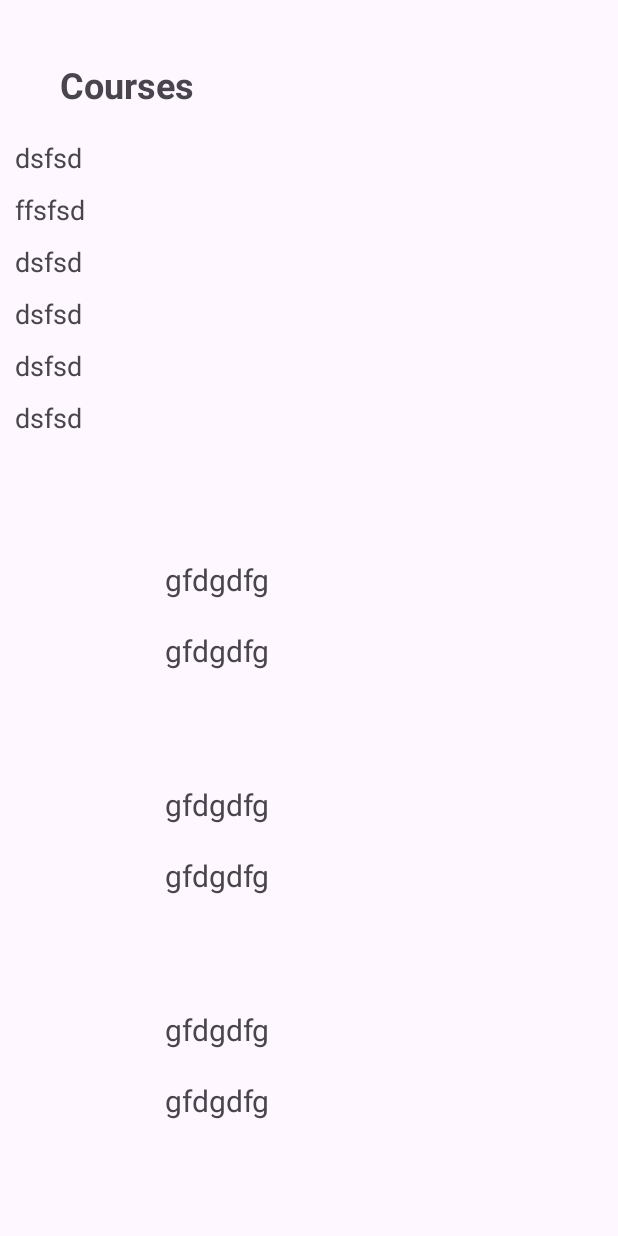
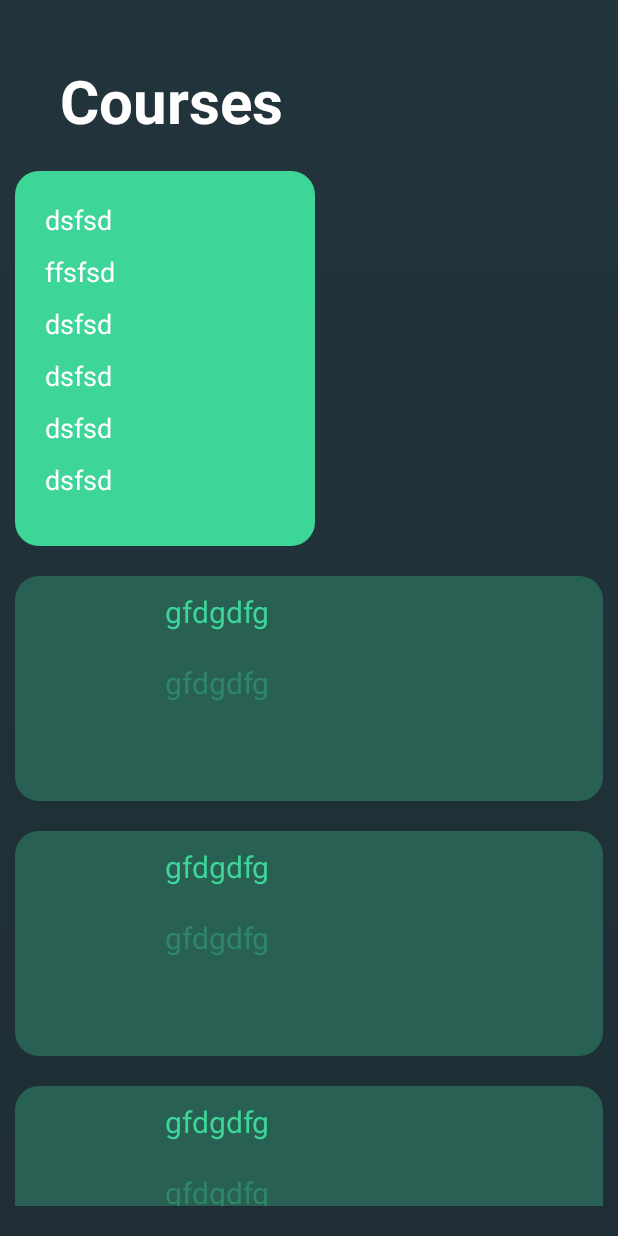
Before and after one commit to MR-BIGO/TBC_Test5, an Android app: the layout fragment_main.xml on its own in the app's theme, with its tools: preview values and no code run, on a phone screen of 412 x 824 dp. Run offline under Robolectric (Android 15) with nearby library versions, the phone set to English and light mode, and no system bars.

Commit message:
made it a bit more attractive

```diff
--- /dev/null
+++ b/app/src/main/res/drawable/background_gradient.xml
@@ -0,0 +1,8 @@
+<?xml version="1.0" encoding="utf-8"?>
+<shape xmlns:android="http://schemas.android.com/apk/res/android" android:shape="rectangle">
+
+    <gradient android:startColor="#22343C"
+        android:endColor="#1F2E35"
+        android:angle="270" />
+
+</shape>
--- /dev/null
+++ b/app/src/main/res/drawable/background_horizontal_item.xml
@@ -0,0 +1,8 @@
+<?xml version="1.0" encoding="utf-8"?>
+<shape xmlns:android="http://schemas.android.com/apk/res/android"
+    android:shape="rectangle">
+
+    <corners android:radius="16dp" />
+    <solid android:color="@color/greenish" />
+
+</shape>
--- /dev/null
+++ b/app/src/main/res/drawable/background_vertical_item.xml
@@ -0,0 +1,8 @@
+<?xml version="1.0" encoding="utf-8"?>
+<shape xmlns:android="http://schemas.android.com/apk/res/android"
+    android:shape="rectangle">
+
+    <corners android:radius="16dp" />
+    <solid android:color="@color/low_greenish" />
+
+</shape>
--- a/app/src/main/res/layout/fragment_main.xml
+++ b/app/src/main/res/layout/fragment_main.xml
@@ -4,6 +4,7 @@
     xmlns:tools="http://schemas.android.com/tools"
     android:layout_width="match_parent"
     android:layout_height="match_parent"
+    android:background="@drawable/background_gradient"
     tools:context=".fragments.main.MainFragment">
 
     <TextView
@@ -13,7 +14,8 @@
         android:layout_marginStart="40dp"
         android:layout_marginTop="40dp"
         android:text="@string/courses"
-        android:textSize="24sp"
+        android:textColor="@color/white"
+        android:textSize="40sp"
         android:textStyle="bold"
         app:layout_constraintStart_toStartOf="parent"
         app:layout_constraintTop_toTopOf="parent" />
--- a/app/src/main/res/layout/main_recycler_layout.xml
+++ b/app/src/main/res/layout/main_recycler_layout.xml
@@ -1,8 +1,9 @@
 <?xml version="1.0" encoding="utf-8"?>
 <androidx.constraintlayout.widget.ConstraintLayout xmlns:android="http://schemas.android.com/apk/res/android"
     xmlns:app="http://schemas.android.com/apk/res-auto"
-    xmlns:tools="http://schemas.android.com/tools"
     android:layout_width="match_parent"
+    android:layout_marginBottom="20dp"
+    android:background="@drawable/background_vertical_item"
     android:layout_height="150dp">
 
     <androidx.appcompat.widget.AppCompatImageView
@@ -20,6 +21,7 @@
         android:layout_marginStart="20dp"
         android:layout_marginTop="10dp"
         android:text="gfdgdfg"
+        android:textColor="@color/greenish"
         android:textSize="20sp"
         app:layout_constraintStart_toEndOf="@id/ivIcon"
         app:layout_constraintTop_toTopOf="parent" />
@@ -31,6 +33,8 @@
         android:layout_marginStart="20dp"
         android:layout_marginTop="20dp"
         android:text="gfdgdfg"
+        android:textColor="@color/half_greenish"
+
         android:textSize="20sp"
         app:layout_constraintStart_toEndOf="@id/ivIcon"
         app:layout_constraintTop_toBottomOf="@id/tvTitle" />
--- a/app/src/main/res/layout/nested_rv_item.xml
+++ b/app/src/main/res/layout/nested_rv_item.xml
@@ -2,13 +2,17 @@
 <androidx.constraintlayout.widget.ConstraintLayout xmlns:android="http://schemas.android.com/apk/res/android"
     xmlns:app="http://schemas.android.com/apk/res-auto"
     android:layout_width="200dp"
-    android:layout_height="250dp">
+    android:layout_height="250dp"
+    android:layout_marginEnd="40dp"
+    android:background="@drawable/background_horizontal_item"
+    android:padding="20dp">
 
     <TextView
         android:id="@+id/tvId"
         android:layout_width="wrap_content"
         android:layout_height="wrap_content"
         android:text="dsfsd"
+        android:textColor="@color/white"
         android:textSize="18sp"
         app:layout_constraintStart_toStartOf="parent"
         app:layout_constraintTop_toTopOf="parent" />
@@ -19,6 +23,7 @@
         android:layout_height="wrap_content"
         android:layout_marginTop="10dp"
         android:text="ffsfsd"
+        android:textColor="@color/white"
         android:textSize="18sp"
         app:layout_constraintStart_toStartOf="parent"
         app:layout_constraintTop_toBottomOf="@id/tvId" />
@@ -29,6 +34,7 @@
         android:layout_height="wrap_content"
         android:layout_marginTop="10dp"
         android:text="dsfsd"
+        android:textColor="@color/white"
         android:textSize="18sp"
         app:layout_constraintStart_toStartOf="parent"
         app:layout_constraintTop_toBottomOf="@id/tvIconType" />
@@ -39,6 +45,7 @@
         android:layout_height="wrap_content"
         android:layout_marginTop="10dp"
         android:text="dsfsd"
+        android:textColor="@color/white"
         android:textSize="18sp"
         app:layout_constraintStart_toStartOf="parent"
         app:layout_constraintTop_toBottomOf="@id/tvDuration" />
@@ -49,6 +56,7 @@
         android:layout_height="wrap_content"
         android:layout_marginTop="10dp"
         android:text="dsfsd"
+        android:textColor="@color/white"
         android:textSize="18sp"
         app:layout_constraintStart_toStartOf="parent"
         app:layout_constraintTop_toBottomOf="@id/tvTitle" />
@@ -59,6 +67,7 @@
         android:layout_height="wrap_content"
         android:layout_marginTop="10dp"
         android:text="dsfsd"
+        android:textColor="@color/white"
         android:textSize="18sp"
         app:layout_constraintStart_toStartOf="parent"
         app:layout_constraintTop_toBottomOf="@id/tvQuestion" />
--- a/app/src/main/res/values/colors.xml
+++ b/app/src/main/res/values/colors.xml
@@ -2,4 +2,7 @@
 <resources>
     <color name="black">#FF000000</color>
     <color name="white">#FFFFFFFF</color>
+    <color name="greenish">#3ED598</color>
+    <color name="half_greenish">#503ED598</color>
+    <color name="low_greenish">#286053</color>
 </resources>
```
